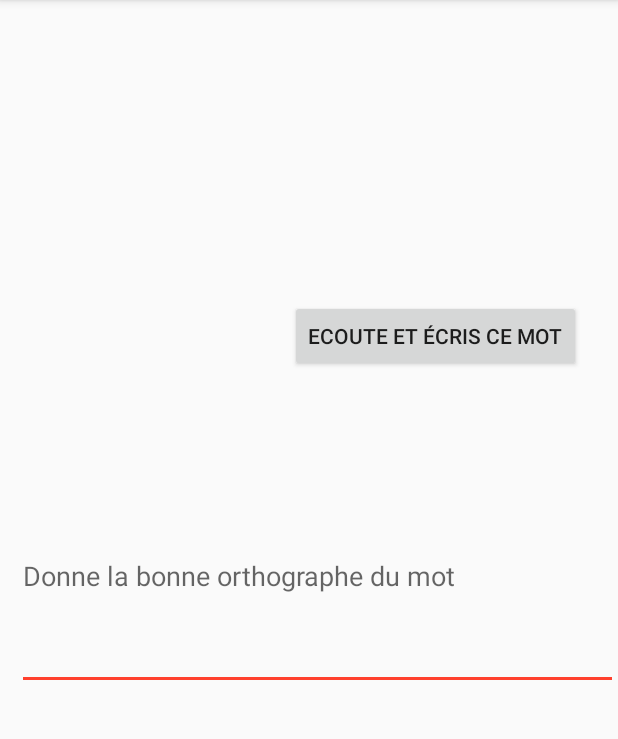
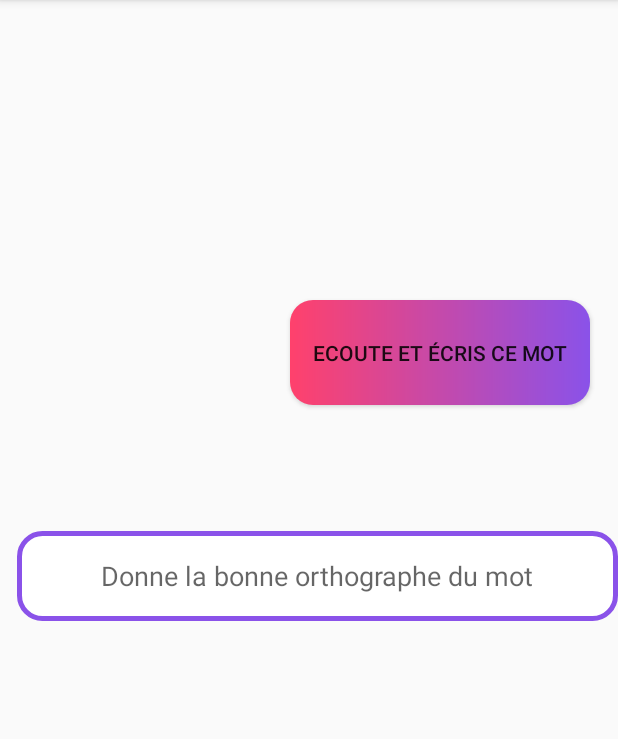
Before and after one commit to Rankangi/ProjetAppli, an Android app: the SoloActivityMedium screen opened directly, with no data from a screen before it, on a phone screen of 412 x 824 dp, the part 84-823 px from its top. Run offline under Robolectric (Android 15) with nearby library versions, the phone set to English and light mode, and no system bars; 2 statements that could not run were skipped.

Commit message:
added some style to the buttons

```diff
--- /dev/null
+++ b/app/src/main/res/drawable/home_gradient_button.xml
@@ -0,0 +1,18 @@
+<?xml version="1.0" encoding="utf-8"?>
+<shape xmlns:android="http://schemas.android.com/apk/res/android" android:shape="rectangle" >
+    <corners
+        android:radius="15dp"
+        />
+    <gradient
+        android:angle="0"
+        android:centerX="0%"
+        android:startColor="#FF416C"
+        android:endColor="#8A52E9"
+        android:type="linear"
+        />
+
+    <size
+        android:width="200dp"
+        android:height="70dp"
+        />
+</shape>
--- /dev/null
+++ b/app/src/main/res/drawable/round_edittext_purple.xml
@@ -0,0 +1,13 @@
+<?xml version="1.0" encoding="utf-8"?>
+<shape xmlns:android="http://schemas.android.com/apk/res/android" >
+
+    <solid android:color="#FFFFFF" />
+
+    <stroke
+        android:width="3dp"
+        android:color="#8A52E9" />
+    <corners
+        android:radius="15dp"
+        />
+
+</shape>
--- a/app/src/main/res/layout/activity_solo_easy.xml
+++ b/app/src/main/res/layout/activity_solo_easy.xml
@@ -27,6 +27,7 @@
             android:layout_height="wrap_content"
             android:layout_marginLeft="290px"
             android:layout_marginTop="300px"
+            android:background="@drawable/home_gradient_button"
             android:text="Ecoute et écris ce mot" />
 
         <ProgressBar
@@ -44,7 +45,8 @@
             android:layout_width="wrap_content"
             android:layout_height="wrap_content"
             android:textSize="20dp"
-            android:layout_marginLeft="400px"
+            android:gravity="center"
+            android:layout_marginLeft="420px"
             android:layout_marginTop="600px"
             android:text="" />
         <TextView
--- a/app/src/main/res/layout/activity_solo_medium.xml
+++ b/app/src/main/res/layout/activity_solo_medium.xml
@@ -17,10 +17,12 @@
             android:layout_centerVertical="true"
             android:id="@+id/getTheWordMedium"
             android:layout_width="match_parent"
-            android:layout_height="152dp"
+            android:layout_height="60dp"
             android:layout_alignParentStart="true"
             android:layout_marginStart="11dp"
             android:ems="10"
+            android:background="@drawable/round_edittext_purple"
+            android:gravity="center"
             android:hint="Donne la bonne orthographe du mot"
             android:inputType="textPersonName" />
 
@@ -38,6 +40,7 @@
             android:layout_height="wrap_content"
             android:layout_marginLeft="290px"
             android:layout_marginTop="300px"
+            android:background="@drawable/home_gradient_button"
             android:text="Ecoute et écris ce mot" />
 
         <ProgressBar
@@ -64,8 +67,9 @@
             android:layout_width="wrap_content"
             android:layout_height="wrap_content"
             android:textSize="20dp"
-            android:layout_marginLeft="400px"
+            android:layout_marginLeft="420px"
             android:layout_marginTop="600px"
+            android:gravity="center"
             android:text="" />
 
     </RelativeLayout>
```
Also changed, not shown: app/src/main/java/fr/insacvl/educations/SoloActivityEasy.java (+24 -2 lines), app/src/main/java/fr/insacvl/educations/SoloActivityHard.java (+24 -0 lines), app/src/main/java/fr/insacvl/educations/SoloActivityMedium.java (+24 -0 lines), app/src/main/res/drawable/ripple_effect.xml (added, +13 -0 lines), app/src/main/res/drawable/round_edittext_redish.xml (added, +13 -0 lines), app/src/main/res/layout/activity_solo_hard.xml (+5 -2 lines).
